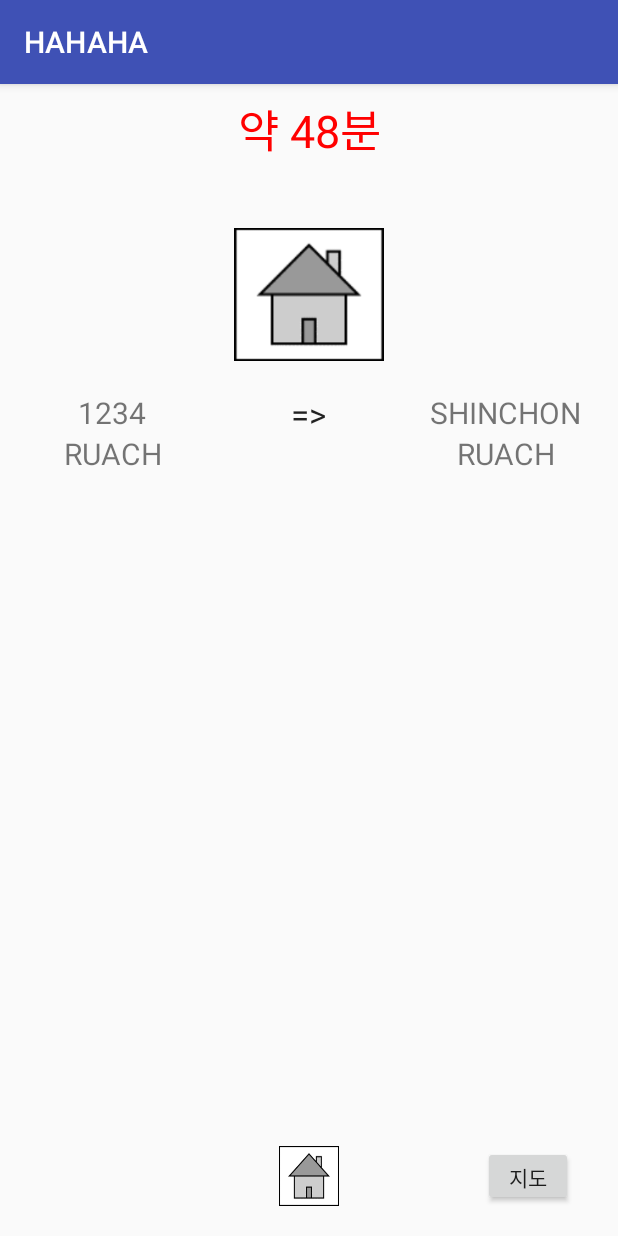
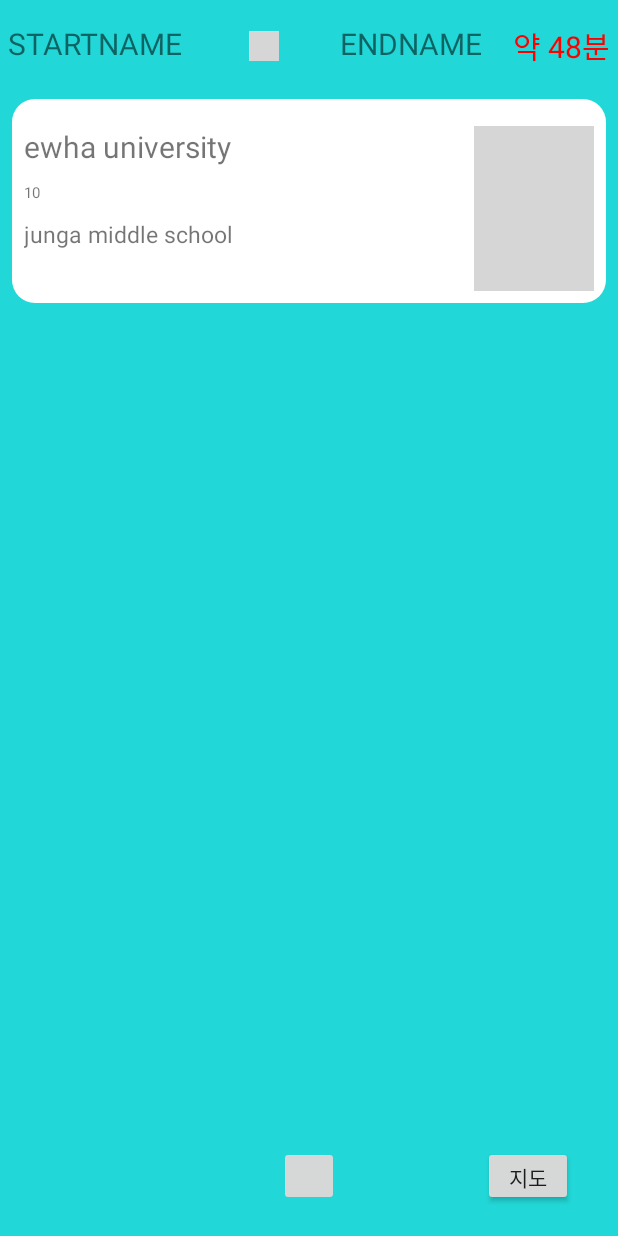
Before and after one commit to minzy626/ddubucknavi, an Android app: the screen it shows after launch (ResultActivity), after a tap on "AAAA", on a phone screen of 412 x 824 dp. Run offline under Robolectric (Android 15) with nearby library versions, the phone set to English and light mode, and no system bars; grey boxes are pictures that could not be loaded.

Commit message:
민지야 안녕? 언니야 ㅋㅋㅋㅋㅋ 열심히 합쳐~~

```diff
--- a/app/src/main/java/com/hurryup/traffic/junga/hahaha/result/ResultAdapter.java
+++ b/app/src/main/java/com/hurryup/traffic/junga/hahaha/result/ResultAdapter.java
@@ -43,18 +43,18 @@ public class ResultAdapter extends RecyclerView.Adapter<ResultViewHolder>{
 
         if(trans instanceof Bus){
             Bus bus = (Bus)trans;
-            holder.tv_Trans.setText(bus.getBus_Number());
+            //holder.tv_Trans.setText(bus.getBus_Number());
 //            holder.iv_Trans.setImageResource(getImageURL(bus));
         }else{
             Train train = (Train)trans;
-            holder.tv_Trans.setText(train.getLine_Number());
+            //holder.tv_Trans.setText(train.getLine_Number());
 //            holder.iv_Trans.setImageResource(getImageURL(train));
         }
 
         holder.tv_Start.setText(section.getStart_name());
-        holder.tv_End.setText(section.getStart_name());
-        holder.tv_Time.setText(section.getEnd_name());
-        holder.iv_Trans.setImageResource(R.drawable.image_home);
+        holder.tv_End.setText(section.getEnd_name());
+        holder.tv_Time.setText(section.getTime());
+        holder.iv_Trans.setImageResource(R.drawable.image_walk);//여기
     }
 
     @Override
--- a/app/src/main/java/com/hurryup/traffic/junga/hahaha/result/ResultViewHolder.java
+++ b/app/src/main/java/com/hurryup/traffic/junga/hahaha/result/ResultViewHolder.java
@@ -12,7 +12,7 @@ import com.hurryup.traffic.junga.hahaha.R;
  */
 public class ResultViewHolder extends RecyclerView.ViewHolder{
 
-    public TextView tv_Trans;
+  //  public TextView tv_Trans;
     public TextView tv_Start;
     public TextView tv_End;
     public TextView tv_Time;
@@ -22,7 +22,7 @@ public class ResultViewHolder extends RecyclerView.ViewHolder{
     public ResultViewHolder(View view){
         super(view);
 
-        tv_Trans=(TextView)view.findViewById(R.id.tv_transportation);
+        //tv_Trans=(TextView)view.findViewById(R.id.tv_transportation);
         tv_Start=(TextView)view.findViewById(R.id.tv_Startname);
         tv_End=(TextView)view.findViewById(R.id.tv_Endname);
         tv_Time=(TextView)view.findViewById(R.id.tv_time);
--- a/app/src/main/java/com/hurryup/traffic/junga/hahaha/route/RouteActivity.java
+++ b/app/src/main/java/com/hurryup/traffic/junga/hahaha/route/RouteActivity.java
@@ -20,7 +20,7 @@ public class RouteActivity extends AppCompatActivity {
 
     public void init(){
         rv_route_result = (RecyclerView)findViewById(R.id.rv_route_list);
-        tv_route_result = (TextView)findViewById(R.id.tv_route_result);
+        tv_route_result = (TextView)findViewById(R.id.tv_route_startname);
     }
     public ArrayList<RouteData> getTestData(){
         ArrayList<RouteData> routeData_list = new ArrayList<RouteData>();
@@ -29,8 +29,9 @@ public class RouteActivity extends AppCompatActivity {
         Section s = new Section();
         Bus bus = new Bus("1","1234");
         s.setTransport(bus);
-        s.setStart_name("RUACH");
-        s.setEnd_name("SHINCHON");
+        s.setStart_name("ewha university");
+        s.setEnd_name("junga middle school");
+        s.setTime("10");
         section_List.add(s);
 
         RouteData data = new RouteData("AAAA","BBBB","30Min",section_List);
--- /dev/null
+++ b/app/src/main/res/drawable/com_rounded_corner.xml
@@ -0,0 +1,13 @@
+<?xml version="1.0" encoding="utf-8"?>
+<shape xmlns:android="http://schemas.android.com/apk/res/android">
+
+    <solid
+        android:color="#ffff"/>
+    <corners
+        android:radius="15dip"/>
+    <padding
+        android:left="0dp"
+        android:right="0dp"
+        android:bottom="0dp"
+        android:top="0dp" />
+</shape>
--- a/app/src/main/res/layout/activity_result.xml
+++ b/app/src/main/res/layout/activity_result.xml
@@ -4,38 +4,75 @@
     android:layout_width="match_parent"
     android:layout_height="match_parent"
     android:orientation="vertical"
+    android:background="#22d7d7"
     tools:context=".result.ResultActivity">
 
     <TextView
+        android:layout_width="wrap_content"
+        android:layout_height="wrap_content"
+        android:text="STARTNAME"
+        android:textSize="20dp"
+        android:id="@+id/tv_result_Startname"
+        android:layout_marginTop="15dp"
+        android:layout_marginLeft="5dp"
+        android:layout_alignParentTop="true"
+        android:layout_alignParentLeft="true"
+        android:layout_alignParentStart="true" />
+
+    <ImageView
+        android:id="@+id/iv_result_arrow"
+        android:layout_width="20dp"
+        android:layout_height="20dp"
+        android:layout_marginTop="5dp"
+        android:background="@drawable/image_route_arrow1"
+        android:layout_alignTop="@+id/tv_result_Startname"
+        android:layout_toLeftOf="@+id/btn_result_home"
+        android:layout_toStartOf="@+id/btn_result_home" />
+
+
+    <TextView
+        android:layout_width="wrap_content"
+        android:layout_height="wrap_content"
+        android:text="ENDNAME"
+        android:textSize="20dp"
+        android:id="@+id/tv_result_Endname"
+        android:layout_marginTop="15dp"
+        android:layout_alignParentTop="true"
+        android:layout_toLeftOf="@+id/btn_result_map"
+        android:layout_toStartOf="@+id/btn_result_map" />
+
+    <TextView
         android:id="@+id/totaltime"
-        android:layout_width="match_parent"
-        android:layout_height="60dp"
-        android:textSize="30sp"
+        android:layout_width="wrap_content"
+        android:layout_height="wrap_content"
+        android:layout_marginTop="15dp"
+        android:layout_marginRight="5dp"
+        android:textSize="20dp"
         android:text="약 48분"
         android:textColor="#ff0000"
         android:gravity="center"
         android:layout_alignParentTop="true"
-        android:layout_alignParentLeft="true"
-        android:layout_alignParentStart="true" />
-
+        android:layout_alignParentRight="true"
+        android:layout_alignParentEnd="true" />
 
     <android.support.v7.widget.RecyclerView
         android:id="@+id/recyclerview_result"
+        android:background="@drawable/com_rounded_corner"
         android:layout_width="match_parent"
         android:layout_height="wrap_content"
-        android:layout_alignParentTop="true"
+        android:layout_marginTop="25dp"
+        android:layout_marginLeft="8dp"
+        android:layout_marginRight="8dp"
+        android:layout_marginBottom="8dp"
+        android:layout_below="@+id/iv_result_arrow"
         android:layout_alignParentLeft="true"
-        android:layout_alignParentStart="true"
-        android:layout_marginTop="60dp"
-        android:layout_marginBottom="70dp"
-        >
+        android:layout_alignParentStart="true">
     </android.support.v7.widget.RecyclerView>
 
     <ImageButton
         android:layout_width="40dp"
         android:layout_height="40dp"
         android:id="@+id/btn_result_home"
-        android:background="@drawable/image_home"
         android:layout_alignParentBottom="true"
         android:layout_centerHorizontal="true"
         android:layout_marginBottom="20dp" />
@@ -52,4 +89,6 @@
         android:layout_alignParentEnd="true" />
 
 
+
+
 </RelativeLayout>
--- a/app/src/main/res/layout/recyclerview_result.xml
+++ b/app/src/main/res/layout/recyclerview_result.xml
@@ -1,64 +1,57 @@
 <?xml version="1.0" encoding="utf-8"?>
 <RelativeLayout xmlns:android="http://schemas.android.com/apk/res/android"
     android:layout_width="match_parent"
-    android:layout_height="200dp">
+    android:layout_height="wrap_content"
+    android:padding="8dp">
 
 
     <ImageView
         android:id="@+id/iv_transportation"
-        android:layout_width="100dp"
-        android:layout_height="130dp"
-        android:layout_centerHorizontal="true"
-        android:layout_above="@+id/tv_transportation" />
+        android:layout_width="80dp"
+        android:layout_height="110dp"
+        android:background="@drawable/image_walk"
+        android:layout_alignTop="@+id/tv_Startname"
+        android:layout_alignParentRight="true"
+        android:layout_alignParentEnd="true" />
 
     <TextView
-        android:id="@+id/tv_transportation"
-        android:layout_width="150dp"
+        android:id="@+id/tv_Startname"
+        android:text="이화여자대학교(출발)"
+        android:textSize="20dp"
+        android:layout_marginTop="10dp"
+        android:layout_width="wrap_content"
         android:layout_height="wrap_content"
-        android:gravity="center"
-        android:textSize="20sp"
-        android:layout_above="@+id/tv_Startname"
         android:layout_alignParentLeft="true"
         android:layout_alignParentStart="true" />
 
     <TextView
-        android:id="@+id/tv_Startname"
-        android:layout_width="150dp"
+        android:id="@+id/tv_time"
+        android:text="약20분"
+        android:layout_below="@+id/tv_Startname"
+        android:layout_width="wrap_content"
         android:layout_height="wrap_content"
-        android:gravity="center"
-        android:textSize="20sp"
-        android:layout_alignParentBottom="true"
-        android:layout_alignParentLeft="true"
-        android:layout_alignParentStart="true" />
+        android:layout_marginTop="10dp"
+        android:textSize="10dp"
+ />
 
     <TextView
         android:id="@+id/tv_Endname"
-        android:layout_width="150dp"
+        android:text="이대역정류장(중간도착지)"
+        android:layout_below="@+id/tv_time"
+        android:layout_marginTop="10dp"
+        android:layout_width="wrap_content"
         android:layout_height="wrap_content"
-        android:gravity="center"
-        android:textSize="20sp"
-        android:layout_alignParentBottom="true"
+        android:textSize="15dp"
+        android:layout_centerVertical="true"
         android:layout_alignLeft="@+id/tv_time"
         android:layout_alignStart="@+id/tv_time" />
 
-    <TextView
-        android:id="@+id/tv_time"
-        android:layout_width="150dp"
-        android:layout_height="wrap_content"
-        android:gravity="center"
-        android:textSize="20sp"
-        android:layout_above="@+id/tv_Endname"
-        android:layout_alignParentRight="true"
-        android:layout_alignParentEnd="true" />
 
-    <TextView
-        android:layout_width="wrap_content"
-        android:layout_height="wrap_content"
-        android:textAppearance="?android:attr/textAppearanceLarge"
-        android:text=" => "
-        android:id="@+id/arrow"
-        android:layout_alignTop="@+id/tv_transportation"
-        android:layout_centerHorizontal="true" />
+
+
+
+
+
 
 
 </RelativeLayout>
--- a/app/src/main/res/values/styles.xml
+++ b/app/src/main/res/values/styles.xml
@@ -6,6 +6,7 @@
         <item name="colorPrimary">@color/colorPrimary</item>
         <item name="colorPrimaryDark">@color/colorPrimaryDark</item>
         <item name="colorAccent">@color/colorAccent</item>
+        <item name="windowNoTitle">true</item>
     </style>
 
 </resources>
```
Also changed, not shown: app/src/main/res/layout/activity_route.xml (+35 -11 lines), app/src/main/res/layout/recyclerview_route.xml (+16 -10 lines), app/src/main/res/drawable/image_home.png (deleted), 142 other files.
